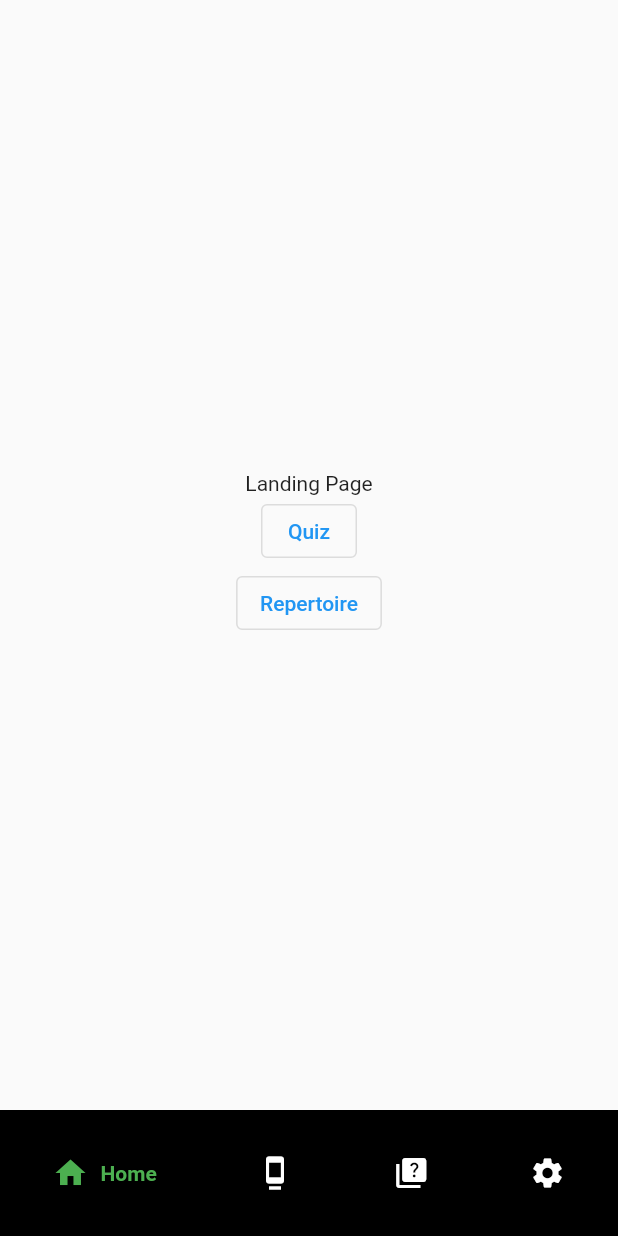
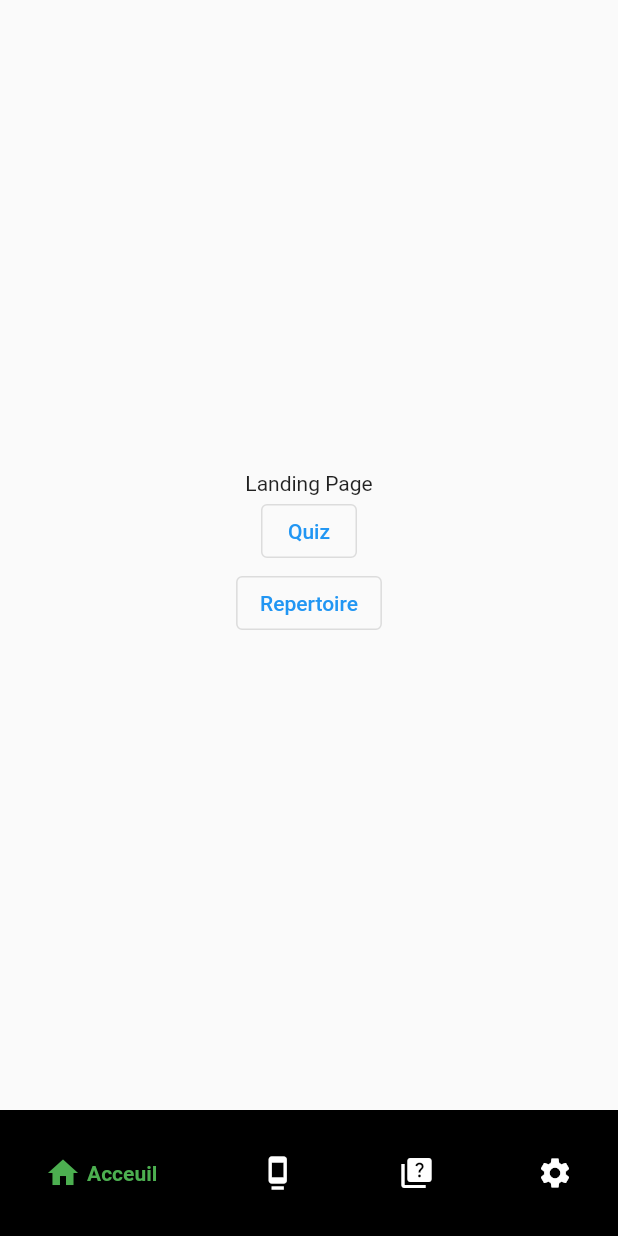
Before and after one commit to cehinger/naturalis, a Flutter app: the MyPlayingQuizPage screen opened directly, item 2 of the bottom bar chosen, after a tap on "Retour", on a phone screen of 412 x 824 dp. Run offline on Flutter 3.47's test engine with Material 2 defaults, Android fonts, the phone set to English and light mode, and no system bars; drawn by our look-alikes of google_nav_bar; network calls fail.

Commit message:
cleaned unused params

```diff
--- a/lib/Widget/BottomNavigation.dart
+++ b/lib/Widget/BottomNavigation.dart
@@ -20,10 +20,10 @@ class _BottomNavigationState extends State<BottomNavigation> {
 
     Navigator.pushReplacement(context, MaterialPageRoute(builder: (BuildContext context){
       switch(index) {
-        case 0: return const MyLandingPage(title: 'home'); break;
-        case 1: return const MyRepertoryPage(title: "repertoire d'espèce"); break;
-        case 2: return const MyQuizPage(title: "Quiz"); break;
-        default: return const MyLandingPage(title: 'home'); break;
+        case 0: return const MyLandingPage(); break;
+        case 1: return const MyRepertoryPage(); break;
+        case 2: return const MyQuizPage(); break;
+        default: return const MyLandingPage(); break;
       }
 
     }));
@@ -34,9 +34,9 @@ class _BottomNavigationState extends State<BottomNavigation> {
     return Container(
         color: Colors.black,
         child: Padding(
-          padding: const EdgeInsets.symmetric(horizontal: 10.0, vertical: 5),
+          padding: const EdgeInsets.symmetric(horizontal: 5, vertical: 5),
           child: GNav(
-            gap: 8,
+            gap: 4,
             backgroundColor: Colors.black,
             color: Colors.white,
             activeColor: Colors.green,
@@ -47,11 +47,12 @@ class _BottomNavigationState extends State<BottomNavigation> {
             tabs: [
               GButton(
                 icon: Icons.home,
-                text: 'Home',
+                text: 'Acceuil',
               ),
               GButton(
                   icon: Icons.dock_outlined,
-                  text: 'Species'),
+                  text: 'Repertoire'
+              ),
               GButton(
                   icon: Icons.quiz,
                   text: 'Quiz'
--- a/lib/landing.dart
+++ b/lib/landing.dart
@@ -27,13 +27,13 @@ class MyApp extends StatelessWidget {
         // is not restarted.
         primarySwatch: Colors.blue,
       ),
-      home: const MyLandingPage(title: 'Flutter Demo Home Page'),
+      home: const MyLandingPage(),
     );
   }
 }
 
 class MyLandingPage extends StatefulWidget {
-  const MyLandingPage({super.key, required this.title});
+  const MyLandingPage({super.key});
 
   // This widget is the home page of your application. It is stateful, meaning
   // that it has a State object (defined below) that contains fields that affect
@@ -44,7 +44,6 @@ class MyLandingPage extends StatefulWidget {
   // used by the build method of the State. Fields in a Widget subclass are
   // always marked "final".
 
-  final String title;
   final int pageIndex = 0;
 
   @override
@@ -91,7 +90,7 @@ class _MyLandingPageState extends State<MyLandingPage> {
               child: const Text("Quiz"),
               onPressed: () {
                 Navigator.pushReplacement(context, MaterialPageRoute(builder: (BuildContext context){
-                  return const MyQuizPage(title: 'quiz');
+                  return const MyQuizPage();
                 }));
               },
             ),
@@ -99,7 +98,7 @@ class _MyLandingPageState extends State<MyLandingPage> {
               child: const Text("Repertoire"),
               onPressed: () {
                 Navigator.pushReplacement(context, MaterialPageRoute(builder: (BuildContext context){
-                  return const MyRepertoryPage(title: 'repertoire');
+                  return const MyRepertoryPage();
                 }));
               },
             ),
--- a/lib/main.dart
+++ b/lib/main.dart
@@ -117,7 +117,7 @@ class _MyHomePageState extends State<MyHomePage> {
                 child: const Text("Passer"),
                 onPressed: () {
                   Navigator.pushReplacement(context, MaterialPageRoute(builder: (BuildContext context){
-                    return const MyLandingPage(title: 'home');
+                    return const MyLandingPage();
                   }));
                 },
                 ),
--- a/lib/quiz.dart
+++ b/lib/quiz.dart
@@ -27,24 +27,13 @@ class MyApp extends StatelessWidget {
         // is not restarted.
         primarySwatch: Colors.blue,
       ),
-      home: const MyQuizPage(title: 'Flutter Demo Home Page'),
+      home: const MyQuizPage(),
     );
   }
 }
 
 class MyQuizPage extends StatefulWidget {
-  const MyQuizPage({super.key, required this.title});
-
-  // This widget is the home page of your application. It is stateful, meaning
-  // that it has a State object (defined below) that contains fields that affect
-  // how it looks.
-
-  // This class is the configuration for the state. It holds the values (in this
-  // case the title) provided by the parent (in this case the App widget) and
-  // used by the build method of the State. Fields in a Widget subclass are
-  // always marked "final".
-
-  final String title;
+  const MyQuizPage({super.key});
 
   @override
   State<MyQuizPage> createState() => _MyQuizPageState();
@@ -97,7 +86,7 @@ class _MyQuizPageState extends State<MyQuizPage> {
               child: const Text("Retour"),
               onPressed: () {
                 Navigator.pushReplacement(context, MaterialPageRoute(builder: (BuildContext context){
-                  return const MyLandingPage(title: 'home');
+                  return const MyLandingPage();
                 }));
               },
             ),
--- a/lib/repertoire.dart
+++ b/lib/repertoire.dart
@@ -1,50 +1,9 @@
 import 'package:flutter/material.dart';
 import 'package:naturalis/Widget/BottomNavigation.dart';
 import 'package:naturalis/landing.dart';
-import 'package:naturalis/playing_quiz.dart';
-
-void main() {
-  runApp(const MyApp());
-}
-
-class MyApp extends StatelessWidget {
-  const MyApp({super.key});
-
-  // This widget is the root of your application.
-  @override
-  Widget build(BuildContext context) {
-    return MaterialApp(
-      title: 'Flutter Demo',
-      theme: ThemeData(
-        // This is the theme of your application.
-        //
-        // Try running your application with "flutter run". You'll see the
-        // application has a blue toolbar. Then, without quitting the app, try
-        // changing the primarySwatch below to Colors.green and then invoke
-        // "hot reload" (press "r" in the console where you ran "flutter run",
-        // or simply save your changes to "hot reload" in a Flutter IDE).
-        // Notice that the counter didn't reset back to zero; the application
-        // is not restarted.
-        primarySwatch: Colors.blue,
-      ),
-      home: const MyRepertoryPage(title: 'Flutter Demo Home Page'),
-    );
-  }
-}
 
 class MyRepertoryPage extends StatefulWidget {
-  const MyRepertoryPage({super.key, required this.title});
-
-  // This widget is the home page of your application. It is stateful, meaning
-  // that it has a State object (defined below) that contains fields that affect
-  // how it looks.
-
-  // This class is the configuration for the state. It holds the values (in this
-  // case the title) provided by the parent (in this case the App widget) and
-  // used by the build method of the State. Fields in a Widget subclass are
-  // always marked "final".
-
-  final String title;
+  const MyRepertoryPage({super.key});
 
   @override
   State<MyRepertoryPage> createState() => _MyRepertoryPageState();
@@ -90,7 +49,7 @@ class _MyRepertoryPageState extends State<MyRepertoryPage> {
               child: const Text("Retour"),
               onPressed: () {
                 Navigator.pushReplacement(context, MaterialPageRoute(builder: (BuildContext context){
-                  return const MyLandingPage(title: 'home');
+                  return const MyLandingPage();
                 }));
               },
             ),
```
